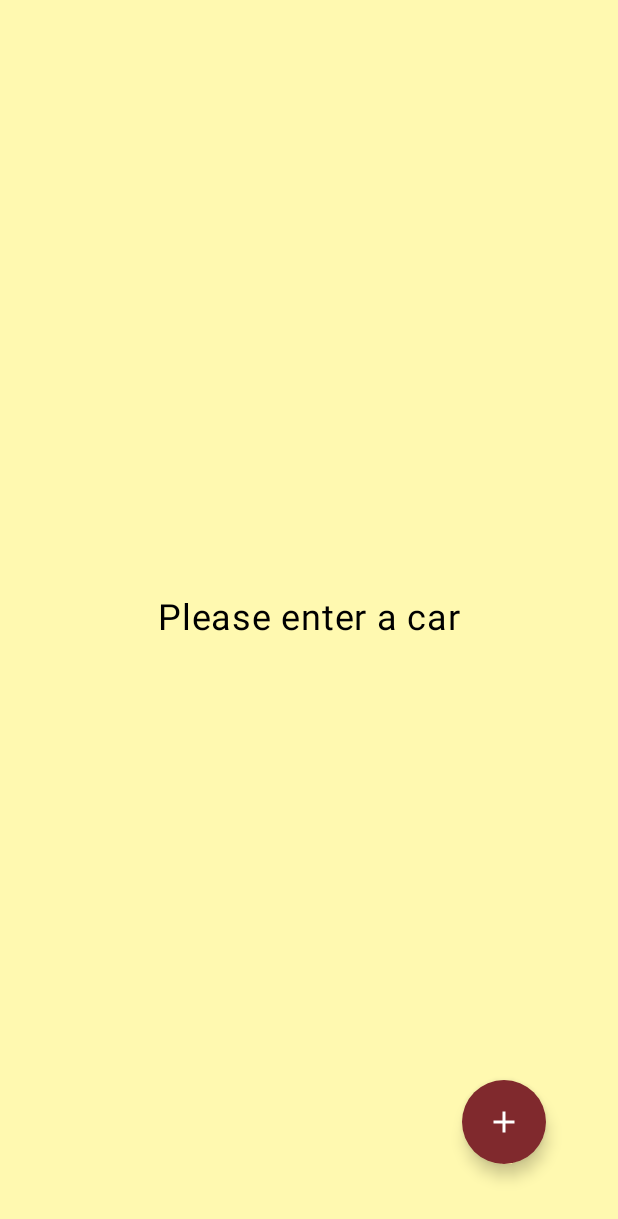
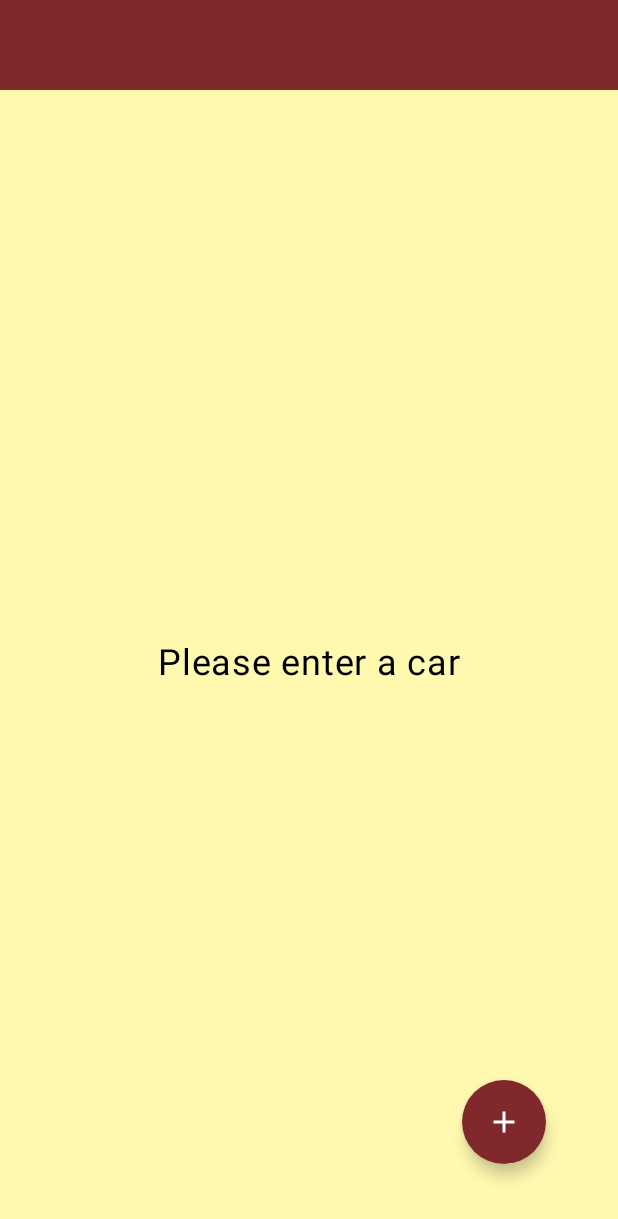
Before and after one commit to DonChenn/PurinCar, an Android app built with Jetpack Compose: the screen it shows after launch (MainActivity), on a phone screen of 412 x 824 dp. Shown: the top 1219 px of the screen. Run offline under Robolectric (Android 15) with nearby library versions, the phone set to English and light mode, and no system bars.

Commit message:
added top box for top bar visibility

```diff
--- a/app/src/main/java/com/example/purincar/MainActivity.kt
+++ b/app/src/main/java/com/example/purincar/MainActivity.kt
@@ -6,8 +6,12 @@ import androidx.activity.compose.setContent
 import androidx.activity.enableEdgeToEdge
 import androidx.compose.foundation.background
 import androidx.compose.foundation.layout.Box
+import androidx.compose.foundation.layout.Column
 import androidx.compose.foundation.layout.fillMaxSize
+import androidx.compose.foundation.layout.fillMaxWidth
+import androidx.compose.foundation.layout.size
 import androidx.compose.ui.Modifier
+import androidx.compose.ui.unit.dp
 import com.example.purincar.ui.theme.PurinCarTheme
 import com.example.purincar.ui.theme.*
 
@@ -17,6 +21,13 @@ class MainActivity : ComponentActivity() {
         enableEdgeToEdge()
         setContent {
             PurinCarTheme {
+                Column {
+                    Box(
+                        Modifier
+                            .fillMaxWidth()
+                            .size(60.dp)
+                            .background(PurinBrown)
+                    )
                     Box(
                         Modifier
                             .fillMaxSize()
@@ -28,3 +39,4 @@ class MainActivity : ComponentActivity() {
             }
         }
     }
+}
```
Lines whose indentation alone changed are shown as unchanged.
